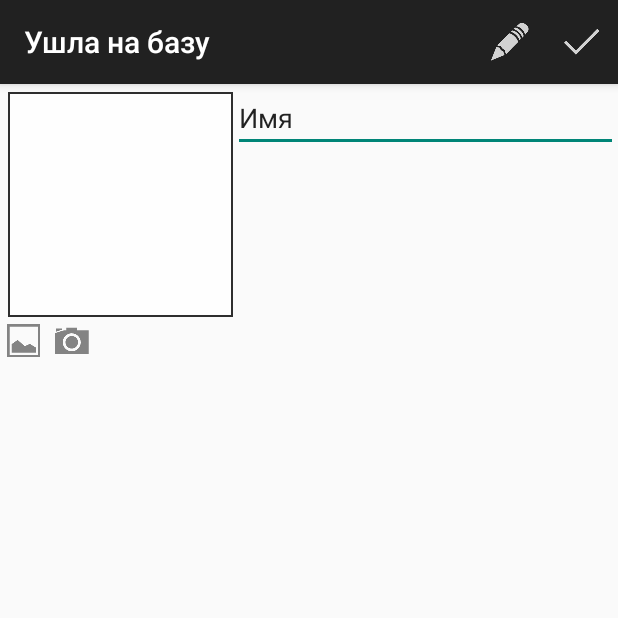
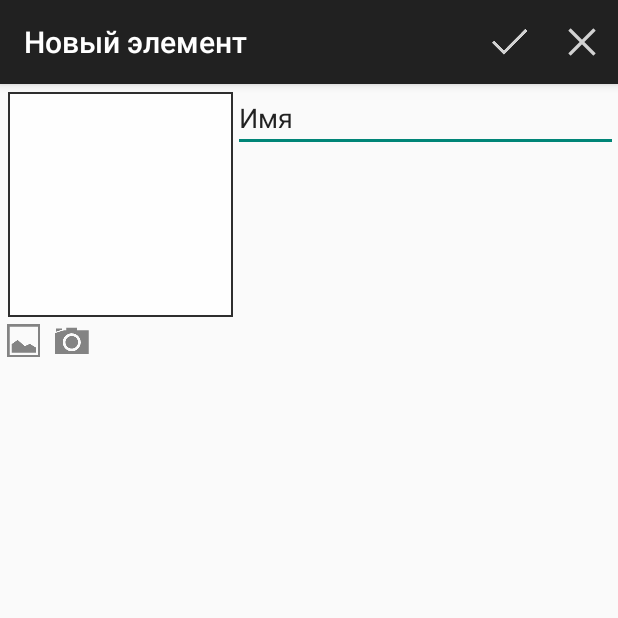
Before and after one commit to pleshakoff/ushlanabazu, an Android app: the screen it shows after launch (CreateItemActivity), after a tap on "Добавить", on a phone screen of 412 x 824 dp, the top half of it. Run offline under Robolectric (Android 15) with nearby library versions, the phone set to English and light mode, and no system bars.

Commit message:
Add actions buttons

```diff
--- /dev/null
+++ b/app/src/main/java/com/ushlanabazu/ORM/Customer.java
@@ -0,0 +1,85 @@
+package com.ushlanabazu.ORM;
+
+import android.content.ContentValues;
+import android.database.Cursor;
+import android.util.Log;
+import com.ushlanabazu.utils.CommonUtils;
+
+
+public class Customer {
+    public static final String COLUMN_ID = "_id";
+    public static final int INDEX_PHOTO = 1;
+    public static final String COLUMN_PHOTO = "photo";
+//    public static final int INDEX_TITLE = 2;
+    public static final String COLUMN_TITLE = "title";
+    static final String DB_TABLE_CUSTOMERS = "unb_customers";
+
+    private static Customer customerInstance = new Customer();
+
+
+    public static Customer getCustomerInstance() {
+        return  customerInstance;
+    }
+
+
+    public Cursor getAllData() {
+        return DB.getDbInstance().getSQLiteDatabase().query(Customer.DB_TABLE_CUSTOMERS, null, null, null, null, null, null);
+    }
+
+
+    // получить все данные из таблицы DB_TABLE_CUSTOMERS
+    public Cursor getRecordById(long id) {
+        return DB.getDbInstance().getSQLiteDatabase().query(Customer.DB_TABLE_CUSTOMERS, null, "_id = ?", new String[]{String.valueOf(id)}, null, null, null);
+    }
+
+
+    // добавить запись в DB_TABLE_CUSTOMERS
+    public long addRec(String txt, String img) {
+        ContentValues cv = new ContentValues();
+
+        cv.put(Customer.COLUMN_TITLE, txt);
+        cv.put(Customer.COLUMN_PHOTO, img);
+
+
+        return DB.getDbInstance().getSQLiteDatabase().insert(Customer.DB_TABLE_CUSTOMERS, null, cv);
+    }
+
+    public void updRec(String id, String img) {
+
+        ContentValues cv = new ContentValues();
+
+        cv.put(Customer.COLUMN_PHOTO, img);
+
+        int updCount = DB.getDbInstance().getSQLiteDatabase().update(Customer.DB_TABLE_CUSTOMERS, cv, "_id = ?", new String[]{id});
+        Log.d(CommonUtils.LOG_TAG, "updated rows count = " + updCount);
+    }
+
+
+    // удалить запись из DB_TABLE_CUSTOMERS
+    public void delRec(long id) {
+        DB.getDbInstance().getSQLiteDatabase().delete(Customer.DB_TABLE_CUSTOMERS, Customer.COLUMN_ID + " = " + id, null);
+    }
+
+    public String getPathById(long id) {
+        String patch="";
+        Cursor c = getRecordById(id);
+        try
+        {
+            if (c != null) {
+                if (c.moveToFirst()) {
+                    patch = c.getString(c.getColumnIndex(Customer.COLUMN_PHOTO));
+                }
+            }}
+        finally {
+           if (c!=null) {
+               c.close();
+           }
+        }
+        return patch;
+    }
+
+
+
+
+
+}
--- /dev/null
+++ b/app/src/main/java/com/ushlanabazu/ORM/DB.java
@@ -0,0 +1,73 @@
+package com.ushlanabazu.ORM;
+
+import android.content.Context;
+import android.database.sqlite.SQLiteDatabase;
+import android.database.sqlite.SQLiteDatabase.CursorFactory;
+import android.database.sqlite.SQLiteOpenHelper;
+
+public class DB {
+
+
+    public static DB dbInstance = new DB();
+
+    private static final String DB_NAME = "unbDB";
+    private static final int DB_VERSION = 1;
+
+    private static final String DB_CREATE =
+            "create table " + Customer.DB_TABLE_CUSTOMERS + "(" +
+                    Customer.COLUMN_ID + " integer primary key autoincrement, " +
+                    Customer.COLUMN_PHOTO + " text, " +
+                    Customer.COLUMN_TITLE + " text" +
+                    ");";
+
+    private DBHelper mDBHelper;
+    private SQLiteDatabase mDB;
+
+    public static DB getDbInstance() {
+        return  dbInstance;
+    }
+
+    public  SQLiteDatabase getSQLiteDatabase() {
+        return  mDB;
+    }
+
+    // открыть подключение
+    public void open(Context ctx) {
+        mDBHelper = new DBHelper(ctx, DB_NAME, null, DB_VERSION);
+        mDB = mDBHelper.getWritableDatabase();
+    }
+
+    // закрыть подключение
+    public void close() {
+        if (mDBHelper != null) mDBHelper.close();
+    }
+
+    // получить все данные из таблицы DB_TABLE_CUSTOMERS
+
+    // класс по созданию и управлению БД
+    private class DBHelper extends SQLiteOpenHelper {
+
+        public DBHelper(Context context, String name, CursorFactory factory,
+                        int version) {
+            super(context, name, factory, version);
+        }
+
+        // создаем и заполняем БД
+        @Override
+        public void onCreate(SQLiteDatabase db) {
+            db.execSQL(DB_CREATE);
+
+//            ContentValues cv = new ContentValues();
+//            for (int i = 1; i < 5; i++) {
+//                cv.put(COLUMN_TITLE, "sometext " + i);
+//                cv.put(COLUMN_PHOTO, R.drawable.babka);
+//                db.insert(DB_TABLE_CUSTOMERS, null, cv);
+//            }
+        }
+
+        @Override
+        public void onUpgrade(SQLiteDatabase db, int oldVersion, int newVersion) {
+
+        }
+    }
+}
--- a/app/src/main/java/com/ushlanabazu/app/CreateItemActivity.java
+++ b/app/src/main/java/com/ushlanabazu/app/CreateItemActivity.java
@@ -14,7 +14,7 @@ import android.view.MenuItem;
 import android.view.View;
 import android.widget.EditText;
 import android.widget.ImageView;
-import android.widget.Toast;
+import com.ushlanabazu.ORM.Customer;
 import com.ushlanabazu.utils.BitmapUtils;
 import com.ushlanabazu.utils.CommonUtils;
 import com.ushlanabazu.utils.FileUtils;
@@ -25,32 +25,39 @@ import java.io.IOException;
 import java.text.SimpleDateFormat;
 import java.util.Date;
 
-/**
- * Created by apleshakov on 25.06.2014.
- */
+
 public class CreateItemActivity extends ActionBarActivity {
 
-    private final DB db = DB.getDbInstance();
+    private Customer customer = Customer.getCustomerInstance();
     private static final int GALLERY_REQUEST = 1;
     private static final int REQUEST_IMAGE_CAPTURE = 2;
 
+//    private MenuItem asButtonAccept;
+//    private MenuItem asButtonEdit;
+//    private MenuItem asButtonCancel;
+
+
     private ImageView mineImageView;
+    private int mode;
 
     @Override
     public void onCreate(Bundle savedInstanceState) {
         super.onCreate(savedInstanceState);
         setContentView(R.layout.activity_create_item);
         mineImageView = (ImageView) findViewById(R.id.mainItemImageView);
+        Intent intent = getIntent();
+        mode = intent.getIntExtra("mode", CommonUtils.MODE_NEW);
+
     }
 
     @Override
     public boolean onCreateOptionsMenu(Menu menu) {
-        // Inflate the menu; this adds items to the action bar if it is present.
-        // Inflate the menu items for use in the action bar
         MenuInflater inflater = getMenuInflater();
         inflater.inflate(R.menu.create_item_activity_actions, menu);
+        setMode(menu);
         return super.onCreateOptionsMenu(menu);
     }
+
 
     @Override
     public boolean onOptionsItemSelected(MenuItem item) {
@@ -65,7 +72,7 @@ public class CreateItemActivity extends ActionBarActivity {
 
                 String name = ((EditText) findViewById(R.id.create_itemm_name)).getText().toString();
 
-                long id = db.addRec(name, null);
+                long id = customer.addRec(name, null);
                 if ((id != -1) && (mineImageView.getDrawable() != null)) {
                     FileOutputStream out = null;
                     String img = this.getExternalFilesDir(Environment.DIRECTORY_PICTURES) + "/" + id + "_" + (new SimpleDateFormat("ddMMyyyHHmmss").format(new Date())) + ".jpg";
@@ -78,18 +85,16 @@ public class CreateItemActivity extends ActionBarActivity {
                         } catch (FileNotFoundException e) {
                             e.printStackTrace();
                         }
-                        db.updRec(String.valueOf(id), img);
+                        customer.updRec(String.valueOf(id), img);
                     } finally {
-                        if (out!= null)
-                        try {
-                          if (out != null)
-                            out.close();
-                        } catch (IOException e) {
-                            e.printStackTrace();
-                        }
+                        if (out != null)
+                            try {
+                                out.close();
+                            } catch (IOException e) {
+                                e.printStackTrace();
+                            }
                     }
                 }
-
                 Intent intent = new Intent();
                 intent.putExtra("name", name);
                 setResult(RESULT_OK, intent);
@@ -98,6 +103,42 @@ public class CreateItemActivity extends ActionBarActivity {
                 return true;
             default:
                 return super.onOptionsItemSelected(item);
+        }
+    }
+
+    private void setMode(Menu menu) {
+
+        MenuItem asButtonAccept = menu.findItem(R.id.action_accept);
+        MenuItem asButtonCancel = menu.findItem(R.id.action_cancel);
+        MenuItem asButtonEdit = menu.findItem(R.id.action_edit);
+
+
+        if (mode == CommonUtils.MODE_VIEW) {
+            asButtonCancel.setVisible(false);
+            asButtonAccept.setVisible(false);
+            asButtonEdit.setVisible(true);
+
+            getSupportActionBar().setDisplayHomeAsUpEnabled(true);
+            setTitle(getString(R.string.mode_view));
+        } else {
+            asButtonCancel.setVisible(true);
+            asButtonAccept.setVisible(true);
+            asButtonEdit.setVisible(false);
+
+            switch (mode) {
+                case CommonUtils.MODE_EDIT: {
+                    setTitle(getString(R.string.mode_edit));
+                    break;
+                }
+                case CommonUtils.MODE_NEW: {
+                    setTitle(getString(R.string.mode_new));
+
+                    break;
+                }
+
+            }
+
+
         }
     }
 
@@ -125,8 +166,7 @@ public class CreateItemActivity extends ActionBarActivity {
 //                intent.setAction(Intent.ACTION_VIEW);
 //                intent.setDataAndType(Uri.parse("file://" + "/sdcard/test.jpg"), "image/*");
 //                startActivity(intent);
-                Toast.makeText(this, "under construction" , Toast.LENGTH_SHORT).show();
-                break;
+//                break;
             }
 
 
@@ -145,24 +185,6 @@ public class CreateItemActivity extends ActionBarActivity {
                     BitmapUtils.loadFileIntoImageView(path, mineImageView);
                     break;
                 }
-
-//                case REQUEST_IMAGE_CAPTURE : {
-//                    super.onActivityResult(requestCode, resultCode, data);
-//                    String path = FileUtils.getRealPathFromURI(this, data.getData());
-//                    BitmapUtils.loadFileIntoImageView(path, mineImageView);
-//
-////                    Bundle extras = data.getExtras();
-////                    Bitmap imageBitmap = (Bitmap) extras.get("data");
-////                    mineImageView.setImageBitmap(imageBitmap);
-//
-////                    String path = Utils.getRealPathFromURI(this, data.getData());
-////                    Utils.loadFileIntoImageView(path, mineImageView);
-//                    break;
-//                }
-
-
-
-
             }
 
         }
--- a/app/src/main/java/com/ushlanabazu/app/DB.java
+++ /dev/null
@@ -1,122 +0,0 @@
-package com.ushlanabazu.app;
-
-import android.content.ContentValues;
-import android.content.Context;
-import android.database.Cursor;
-import android.database.sqlite.SQLiteDatabase;
-import android.database.sqlite.SQLiteDatabase.CursorFactory;
-import android.database.sqlite.SQLiteOpenHelper;
-import android.util.Log;
-import com.ushlanabazu.utils.CommonUtils;
-
-public class DB {
-
-
-    public static DB dbInstance = new DB();
-
-    private static final String DB_NAME = "unbDB";
-    private static final int DB_VERSION = 1;
-    private static final String DB_TABLE = "unb_customers";
-
-    public static final String COLUMN_ID = "_id";
-    public static final int INDEX_PHOTO = 1;
-    public static final String COLUMN_PHOTO = "photo";
-    public static final int INDEX_TITLE = 2;
-    public static final String COLUMN_TITLE = "title";
-
-    private static final String DB_CREATE =
-            "create table " + DB_TABLE + "(" +
-                    COLUMN_ID + " integer primary key autoincrement, " +
-                    COLUMN_PHOTO + " text, " +
-                    COLUMN_TITLE + " text" +
-                    ");";
-
-
-
-    private DBHelper mDBHelper;
-    private SQLiteDatabase mDB;
-
-    public static DB getDbInstance() {
-        return  dbInstance;
-    }
-
-    // открыть подключение
-    public void open(Context ctx) {
-        mDBHelper = new DBHelper(ctx, DB_NAME, null, DB_VERSION);
-        mDB = mDBHelper.getWritableDatabase();
-    }
-
-    // закрыть подключение
-    public void close() {
-        if (mDBHelper != null) mDBHelper.close();
-    }
-
-    // получить все данные из таблицы DB_TABLE
-    public Cursor getAllData() {
-
-        return mDB.query(DB_TABLE, null, null, null, null, null, null);
-    }
-
-
-    // получить все данные из таблицы DB_TABLE
-    public Cursor getRecordById(long id) {
-        return mDB.query(DB_TABLE, null,"_id = ?",new String[] {String.valueOf(id)}, null, null, null);
-    }
-
-
-    // добавить запись в DB_TABLE
-    public long addRec(String txt, String img) {
-        ContentValues cv = new ContentValues();
-
-        cv.put(COLUMN_TITLE, txt);
-        cv.put(COLUMN_PHOTO, img);
-
-
-        return mDB.insert(DB_TABLE, null, cv);
-    }
-
-    public void updRec(String id, String img) {
-
-        ContentValues cv = new ContentValues();
-
-        cv.put(COLUMN_PHOTO, img);
-
-        int updCount = mDB.update(DB_TABLE, cv, "_id = ?",new String[] { id });
-        Log.d(CommonUtils.LOG_TAG, "updated rows count = " + updCount);
-
-
-    }
-
-
-    // удалить запись из DB_TABLE
-    public void delRec(long id) {
-        mDB.delete(DB_TABLE, COLUMN_ID + " = " + id, null);
-    }
-
-    // класс по созданию и управлению БД
-    private class DBHelper extends SQLiteOpenHelper {
-
-        public DBHelper(Context context, String name, CursorFactory factory,
-                        int version) {
-            super(context, name, factory, version);
-        }
-
-        // создаем и заполняем БД
-        @Override
-        public void onCreate(SQLiteDatabase db) {
-            db.execSQL(DB_CREATE);
-
-//            ContentValues cv = new ContentValues();
-//            for (int i = 1; i < 5; i++) {
-//                cv.put(COLUMN_TITLE, "sometext " + i);
-//                cv.put(COLUMN_PHOTO, R.drawable.babka);
-//                db.insert(DB_TABLE, null, cv);
-//            }
-        }
-
-        @Override
-        public void onUpgrade(SQLiteDatabase db, int oldVersion, int newVersion) {
-
-        }
-    }
-}
--- a/app/src/main/java/com/ushlanabazu/app/MainActivity.java
+++ b/app/src/main/java/com/ushlanabazu/app/MainActivity.java
@@ -16,6 +16,8 @@ import android.widget.AdapterView.AdapterContextMenuInfo;
 import android.widget.ImageView;
 import android.widget.ListView;
 import android.widget.Toast;
+import com.ushlanabazu.ORM.Customer;
+import com.ushlanabazu.ORM.DB;
 import com.ushlanabazu.utils.BitmapUtils;
 import com.ushlanabazu.utils.CommonUtils;
 
@@ -27,6 +29,7 @@ public class MainActivity extends ActionBarActivity implements LoaderManager.Loa
     private static final int CM_DELETE_ID = 1;
     ListView lvData;
     DB db = DB.getDbInstance();
+    private Customer customer = Customer.getCustomerInstance();
     MainSimpleCursorAdapter scAdapter;
 
     @Override
@@ -38,7 +41,7 @@ public class MainActivity extends ActionBarActivity implements LoaderManager.Loa
         db.open(this);
 
         // формируем столбцы сопоставления
-        String[] from = new String[]{DB.COLUMN_PHOTO, DB.COLUMN_TITLE};
+        String[] from = new String[]{Customer.COLUMN_PHOTO, Customer.COLUMN_TITLE};
         int[] to = new int[]{R.id.ivImg, R.id.tvText};
 
 
@@ -64,32 +67,32 @@ public class MainActivity extends ActionBarActivity implements LoaderManager.Loa
         if (item.getItemId() == CM_DELETE_ID) {
             // получаем из пункта контекстного меню данные по пункту списка
             AdapterContextMenuInfo acmi = (AdapterContextMenuInfo) item.getMenuInfo();
+            if (acmi!=null) {
                 delFile(acmi.id);
-            db.delRec(acmi.id);
+                customer.delRec(acmi.id);
                 getSupportLoaderManager().getLoader(0).forceLoad();
                 return true;
+            }
+            else
+              Log.e(CommonUtils.LOG_TAG,"acmi=null in onContextItemSelected");
         }
         return super.onContextItemSelected(item);
     }
 
     private void delFile(long id) {
         // извлекаем id записи и удаляем соответствующую запись в БД
-        Cursor c=db.getRecordById(id);
-        try
-        {
-            if (c != null) {
-            if (c.moveToFirst()) {
-                String patch = c.getString(c.getColumnIndex(DB.COLUMN_PHOTO));
-                Log.d(CommonUtils.LOG_TAG, patch);
+        String patch = customer.getPathById(id);
+        if (patch!=null) {
             File f = new File(patch);
-                if (f.exists())
+            if ((f!=null)&&(f.exists()))
                 f.delete();
+            else
+              Log.e(CommonUtils.LOG_TAG, "Patch not found: "+patch);
         }
-        }}
-        finally {
-            c.close();
-        }
-        // получаем новый курсор с данными
+
+        else
+            Log.e(CommonUtils.LOG_TAG, "Patch is null");
+
     }
 
     protected void onDestroy() {
@@ -123,14 +126,14 @@ public class MainActivity extends ActionBarActivity implements LoaderManager.Loa
 
         @Override
         public Cursor loadInBackground() {
-            Cursor cursor = db.getAllData();
+            Cursor cursor =  Customer.getCustomerInstance().getAllData();
             return cursor;
         }
 
     }
 
     class MainSimpleCursorAdapter extends SimpleCursorAdapter implements SimpleCursorAdapter.ViewBinder {
-        private Context mContext;
+        protected Context mContext;
 
         public MainSimpleCursorAdapter(Context context, int layout, Cursor c, String[] from, int[] to, int flags) {
             super(context, layout, c, from, to, flags);
@@ -140,7 +143,7 @@ public class MainActivity extends ActionBarActivity implements LoaderManager.Loa
 
         @Override
         public boolean setViewValue(View view, Cursor cursor, int columnIndex) {
-            if ((columnIndex == DB.INDEX_PHOTO) && (view.getId() == R.id.ivImg)) {
+            if ((columnIndex == Customer.INDEX_PHOTO) && (view.getId() == R.id.ivImg)) {
                 try {
                     ImageView image = (ImageView) view;
                     String path = cursor.getString(columnIndex);
@@ -153,7 +156,10 @@ public class MainActivity extends ActionBarActivity implements LoaderManager.Loa
                         }
                     }
                     Drawable icon = mContext.getPackageManager().getApplicationIcon(CommonUtils.APP_PAKAGE);
+                    if (icon!=null)
                        image.setImageDrawable(icon);
+                    else
+                      Log.e(CommonUtils.LOG_TAG,"icon=null in  setViewValue");
 
                 } catch (Exception e) {
                     Log.e(CommonUtils.LOG_TAG, e.getMessage());
@@ -178,9 +184,6 @@ public class MainActivity extends ActionBarActivity implements LoaderManager.Loa
 
     @Override
     public boolean onOptionsItemSelected(MenuItem item) {
-        // Handle action bar item clicks here. The action bar will
-        // automatically handle clicks on the Home/Up button, so long
-        // as you specify a parent activity in AndroidManifest.xml.
 
         switch (item.getItemId()) {
             case R.id.action_search:
@@ -188,6 +191,7 @@ public class MainActivity extends ActionBarActivity implements LoaderManager.Loa
                 return true;
             case R.id.action_new:
                 Intent intent = new Intent(this, CreateItemActivity.class);
+                intent.putExtra("mode",CommonUtils.MODE_NEW);
                 startActivityForResult(intent, 0);
                 return true;
             default:
--- a/app/src/main/java/com/ushlanabazu/utils/BitmapUtils.java
+++ b/app/src/main/java/com/ushlanabazu/utils/BitmapUtils.java
@@ -107,7 +107,6 @@ public class BitmapUtils {
                     break;
                 }
             }
-            ;
         }
         return angel;
     }
--- a/app/src/main/res/menu/create_item_activity_actions.xml
+++ b/app/src/main/res/menu/create_item_activity_actions.xml
@@ -6,10 +6,16 @@
     <item android:id="@+id/action_edit"
           android:icon="@drawable/ic_action_edit"
           android:title="@string/action_edit"
-          unbapp:showAsAction="always"/>
+          unbapp:showAsAction="always|withText"/>
 
     <item android:id="@+id/action_accept"
           android:icon="@drawable/ic_action_accept"
           android:title="@string/action_accept"
-          unbapp:showAsAction="always"/>
+          unbapp:showAsAction="always|withText"/>
+
+    <item android:id="@+id/action_cancel"
+          android:icon="@drawable/ic_action_cancel"
+          android:title="@string/action_cancel"
+          unbapp:showAsAction="always|withText"/>
+
 </menu>
--- a/app/src/main/res/values/strings.xml
+++ b/app/src/main/res/values/strings.xml
@@ -6,6 +6,12 @@
     <string name="action_search">Поиск</string>
     <string name="action_edit">Редактировать</string>
     <string name="action_accept">Сохранить</string>
+    <string name="action_cancel">Отменить</string>
     <string name="action_new">Добавить</string>
     <string name="action_delete">Удалить</string>
+    <string name="mode_new">Новый элемент</string>
+    <string name="mode_edit">Редактирование</string>
+    <string name="mode_view">Просмотр</string>
+
+
 </resources>
```
Also changed, not shown: app/src/main/java/com/ushlanabazu/utils/CommonUtils.java (+5 -3 lines), app/src/main/java/com/ushlanabazu/utils/FileUtils.java (+10 -15 lines), app/src/main/res/drawable-hdpi/ic_action_cancel.png (added), app/src/main/res/drawable-mdpi/ic_action_cancel.png (added), app/src/main/res/drawable-xhdpi/ic_action_cancel.png (added), app/src/main/res/drawable-xxhdpi/ic_action_cancel.png (added), 1 other file. Lines whose indentation alone changed are shown as unchanged.
